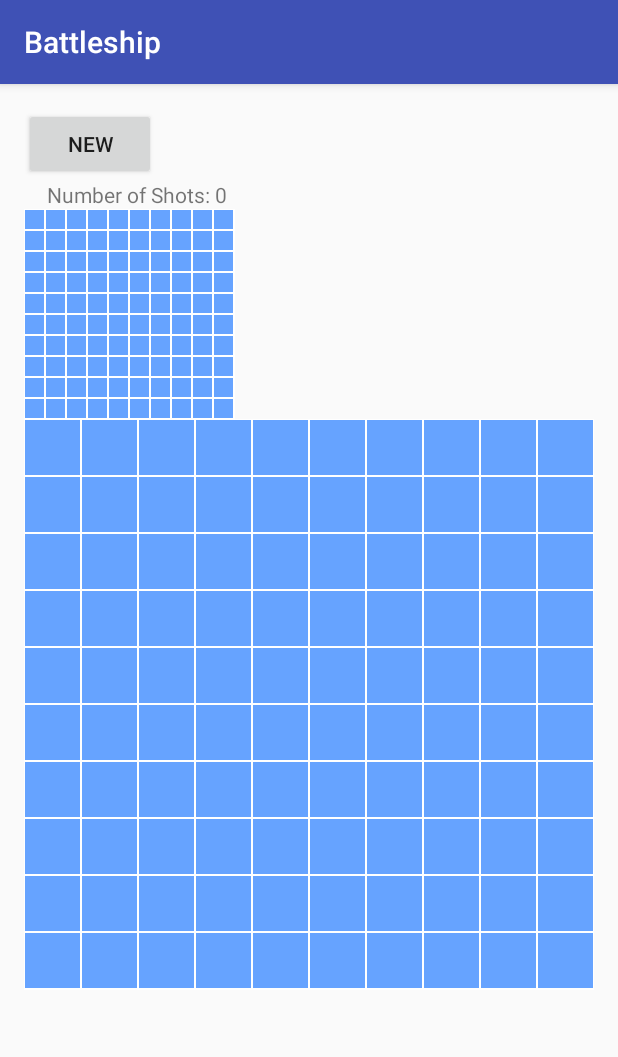
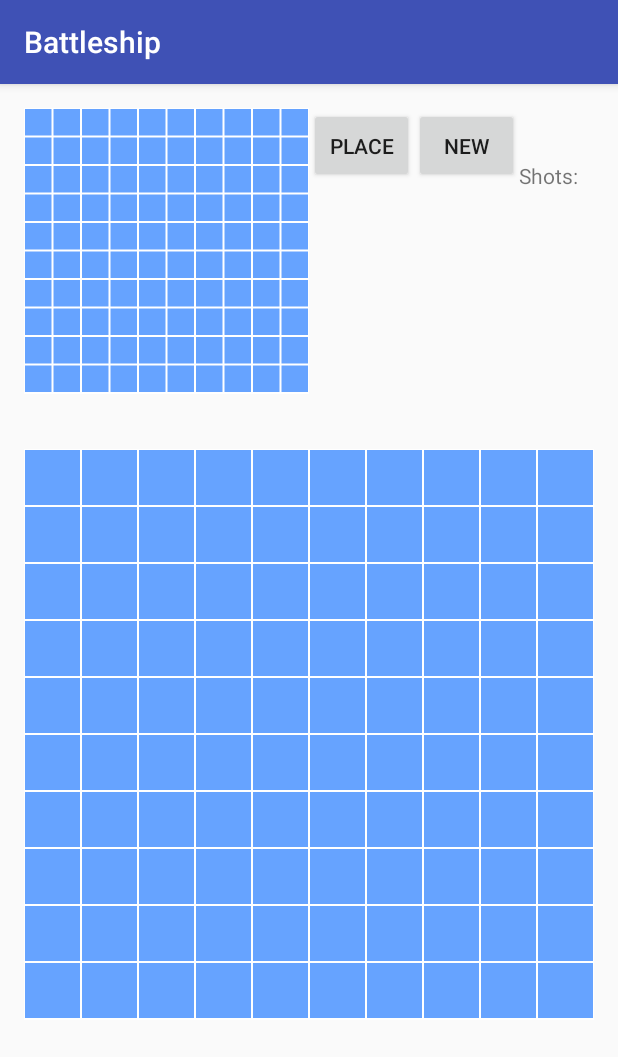
Before and after one commit to Rambus2150/BattleshipBase, an Android app: the screen it shows after launch (MainActivity), on a phone screen of 412 x 824 dp. Shown: the top 1057 px of the screen. Run offline under Robolectric (Android 15) with nearby library versions, the phone set to English and light mode, and no system bars.

Commit message:
activities now change need to select ships to place and select strategies

```diff
--- a/app/src/main/java/edu/utep/cs/cs4330/battleship/MainActivity.java
+++ b/app/src/main/java/edu/utep/cs/cs4330/battleship/MainActivity.java
@@ -2,6 +2,7 @@ package edu.utep.cs.cs4330.battleship;
 /** created by Ramon Bustamante */
 
 import android.app.Activity;
+import android.content.Intent;
 import android.support.v7.app.AppCompatActivity;
 import android.os.Bundle;
 import android.view.View;
@@ -11,8 +12,8 @@ import android.widget.Toast;
 
 
 //AppCompatActivity
-public class MainActivity extends AppCompatActivity implements View.OnClickListener{
-
+public class MainActivity extends AppCompatActivity /*implements View.OnClickListener*/{
+    boolean playerturn=true;
     private Board board = new Board(10);
     private BoardView boardView;
     private Board  playerBoard = new Board(10);;
@@ -28,16 +29,19 @@ public class MainActivity extends AppCompatActivity implements View.OnClickListe
     protected void onCreate(Bundle savedInstanceState) {
         super.onCreate(savedInstanceState);
         setContentView(R.layout.activity_main);
-
+        defineButtons();
+/*
         newbutton = (Button) findViewById(R.id.newButton);
-        newbutton.setOnClickListener(MainActivity.this);
+        placeShips = (Button) findViewById(R.id.placeShips);
+        */
+       // newbutton.setOnClickListener(MainActivity.this);
         text=(TextView)findViewById(R.id.shotCount);
 
         boardView = (BoardView) findViewById(R.id.boardView);
         boardView.setBoard(board);
 
-        playerBoardView = (BoardView) findViewById(R.id.boardView2);
-        playerBoardView.setBoard(playerBoard);
+      playerBoardView = (BoardView) findViewById(R.id.boardView2);
+       playerBoardView.setBoard(playerBoard);
 
         boardView.addBoardTouchListener(new BoardView.BoardTouchListener() {
             @Override
@@ -69,13 +73,32 @@ public class MainActivity extends AppCompatActivity implements View.OnClickListe
             }
         });
     }
+    private View.OnClickListener buttonClickListener=new View.OnClickListener(){
+        @Override
+        public void onClick(View v){
+            switch (v.getId()){
+                case R.id.newButton:
 
-    public void onClick(View v){
-        toast(String.format("New Game Started"));
-        board.resetShots();
-         newFleet= new Fleet(board);
+                    toast(String.format("New Game Started"));
+                    board.resetShots();
+                    newFleet= new Fleet(board);
+                    break;
+                case R.id.placeShips:
+                    //starts a new activity
+                    toast(String.format("placeShips"));
+                    placeActivity(v);
+            }
+        }
+    };
+    public void  defineButtons(){
+        findViewById(R.id.newButton).setOnClickListener(buttonClickListener);
+        findViewById(R.id.placeShips).setOnClickListener(buttonClickListener);
     }
 
+    public void placeActivity(View view){
+        Intent startPlayActivity = new Intent(this, PlayActivity.class);
+        startActivity(startPlayActivity);
+    }
 
     /** Show a toast message. */
     protected void toast(String msg) {
@@ -83,3 +106,4 @@ public class MainActivity extends AppCompatActivity implements View.OnClickListe
     }
 
 }
+/* */
--- a/app/src/main/res/layout/activity_main.xml
+++ b/app/src/main/res/layout/activity_main.xml
@@ -1,5 +1,4 @@
 <?xml version="1.0" encoding="utf-8"?>
-
 <RelativeLayout xmlns:android="http://schemas.android.com/apk/res/android"
     xmlns:tools="http://schemas.android.com/tools"
     android:id="@+id/activity_main"
@@ -14,40 +13,56 @@
     <LinearLayout
         android:layout_width="match_parent"
         android:layout_height="match_parent"
-        android:orientation="vertical"
-        android:layout_alignParentTop="true"
-        android:layout_alignParentLeft="true"
-        android:layout_alignParentStart="true">
+        android:orientation="vertical">
 
-        <Button
-        android:id="@+id/newButton"
-        android:text="new"
-        android:layout_width="wrap_content"
-        android:layout_height="wrap_content"
-        android:elevation="0dp"
-        android:onClick="ButtonOnClick ()" />
+        <LinearLayout
+            android:layout_width="match_parent"
+            android:layout_height="0dp"
+            android:layout_weight="0.3"> // need to add an orientation
 
-        <TextView
-        android:id="@+id/shotCount"
-        android:layout_width="wrap_content"
-        android:layout_height="wrap_content"
-        android:text="Number of Shots: 0"
-        android:layout_marginLeft="15dp"
-        android:layout_marginStart="15dp" />
+            <edu.utep.cs.cs4330.battleship.BoardView
+                android:id="@+id/boardView2"
+                android:layout_width="0dp"
+                android:layout_height="match_parent"
+                android:layout_weight="0.5"/>
+
+            <LinearLayout
+                android:layout_width="0dp"
+                android:layout_height="match_parent"
+                android:layout_weight="0.5">
+
+                <Button
+                    android:text="place"
+                    android:layout_width="70dp"
+                    android:layout_height="50dp"
+                    android:id="@+id/placeShips"
+
+                    />
+
+                <Button
+                    android:text="@string/new_button_label"
+                    android:layout_width="70dp"
+                    android:layout_height="50dp"
+                    android:id="@+id/newButton"/>
+
+                <TextView
+                    android:layout_width="wrap_content"
+                    android:layout_height="wrap_content"
+                    android:text="Shots: "
+                    android:id="@+id/shotCount"
+                    android:layout_marginTop="20dp"/>
+
+            </LinearLayout>
+
+        </LinearLayout>
 
 
         <edu.utep.cs.cs4330.battleship.BoardView
-            android:id="@+id/boardView2"
-            android:layout_width="160dp"
-            android:layout_height="140dp" />
-
-        <edu.utep.cs.cs4330.battleship.BoardView
-        android:id="@+id/boardView"
-        android:layout_width="match_parent"
-        android:layout_weight="0.40"
-        android:layout_height="0dp"
-     />
-
+            android:id="@+id/boardView"
+            android:layout_width="match_parent"
+            android:layout_weight="0.7"
+            android:layout_height="0dp"
+            android:layout_marginTop="10dp"/>
     </LinearLayout>
 
 </RelativeLayout>
```
Also changed, not shown: app/src/main/java/edu/utep/cs/cs4330/battleship/GameLogic.java (+15 -16 lines), app/src/main/java/edu/utep/cs/cs4330/battleship/PlayActivity.java (+12 -13 lines), app/src/main/res/layout/activity_play.xml (+93 -22 lines).
